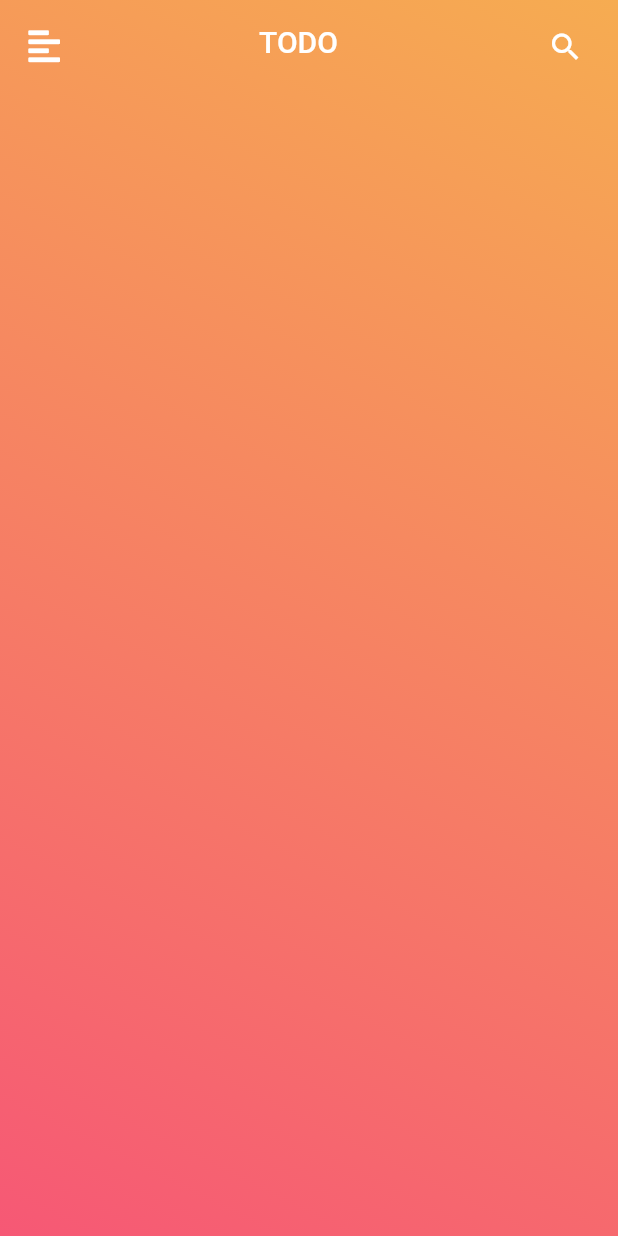
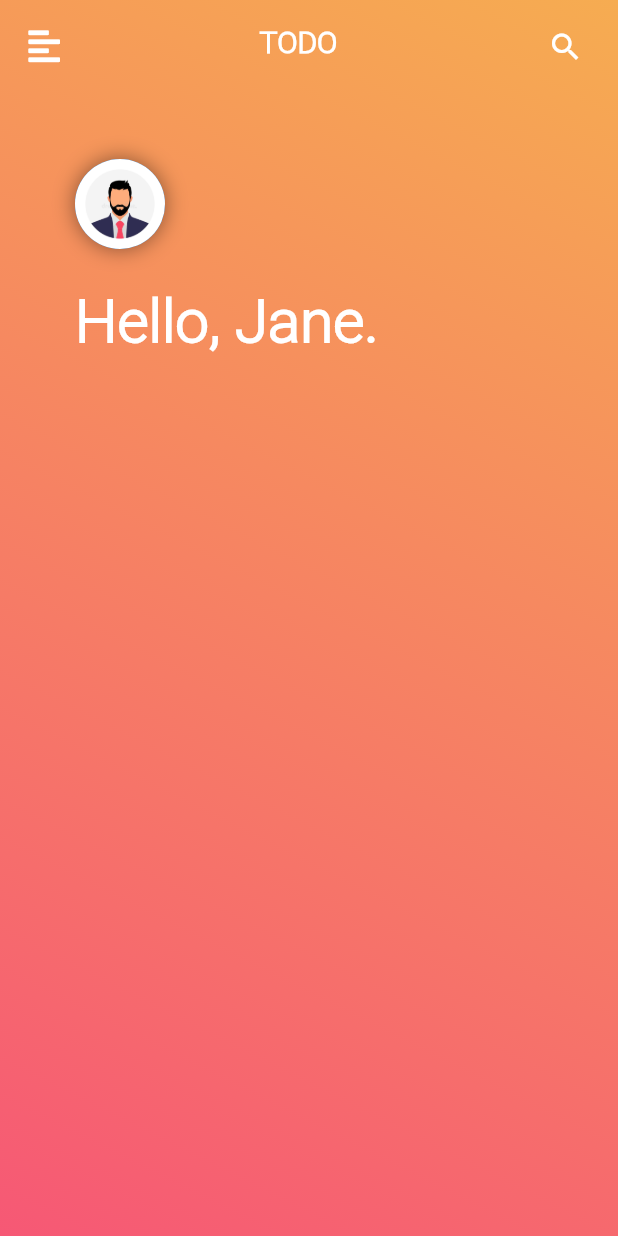
Before and after one commit to RGTechPro/do.it-todo-app-, a Flutter app: the screen it shows after launch, on a phone screen of 412 x 824 dp. Run offline on Flutter 3.47's test engine with Material 2 defaults, Android fonts, the phone set to English and light mode, and no system bars; our stand-ins replace font_awesome_flutter.

Commit message:
avatar+hello

```diff
--- a/lib/sccreens/home_page.dart
+++ b/lib/sccreens/home_page.dart
@@ -19,7 +19,11 @@ class HomePage extends StatelessWidget {
           title: Center(
               child: Padding(
             padding: const EdgeInsets.all(11.0),
-            child: Text('TODO'),
+            child: Text(
+              'TODO',
+              style:
+                  TextStyle(fontFamily: 'Roboto', fontWeight: FontWeight.bold),
+            ),
           )),
           leading: Builder(builder: (context) {
             return Padding(
@@ -43,7 +47,45 @@ class HomePage extends StatelessWidget {
           ],
           backgroundColor: Colors.transparent,
         ),
-        body: Container(),
+        body: Padding(
+          padding: const EdgeInsets.all(50),
+          child: Column(
+            crossAxisAlignment: CrossAxisAlignment.start,
+            children: [
+              Container(
+                decoration: BoxDecoration(
+                  shape: BoxShape.circle,
+                  boxShadow: [
+                    BoxShadow(
+                        blurRadius: 12, color: Colors.black45, spreadRadius: 0)
+                  ],
+                ),
+                child: CircleAvatar(
+                    radius: 30,
+                    child: ClipRRect(
+                      borderRadius: BorderRadius.circular(30),
+                      child: Image.asset(
+                        'images/avatar.jpg',
+                        height: 60,
+                        width: 60,
+                        fit: BoxFit.fitWidth,
+                      ),
+                    )),
+              ),
+              SizedBox(
+                height: 25,
+              ),
+              Text(
+                'Hello, Jane.',
+                style: TextStyle(
+                    fontFamily: 'Roboto',
+                    fontWeight: FontWeight.bold,
+                    color: Colors.white,
+                    fontSize: 40),
+              )
+            ],
+          ),
+        ),
       ),
     );
   }
```
Also changed, not shown: pubspec.yaml (+6 -1 lines), assets/Roboto-Light.ttf (added), images/avatar.jpg (added).
